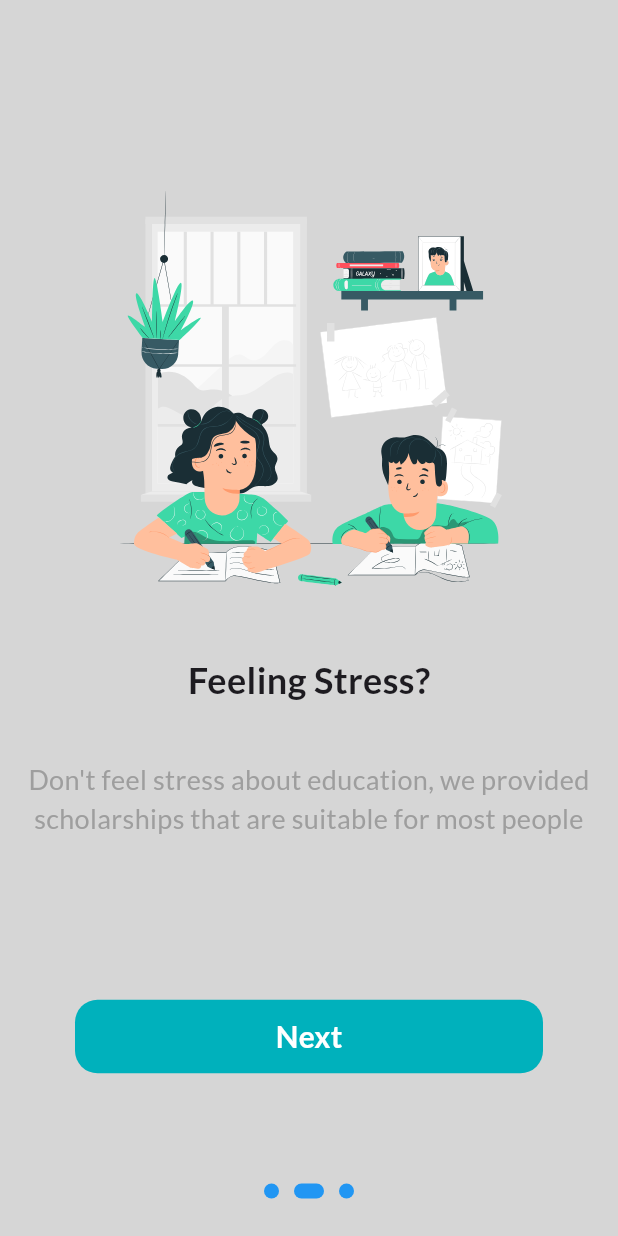
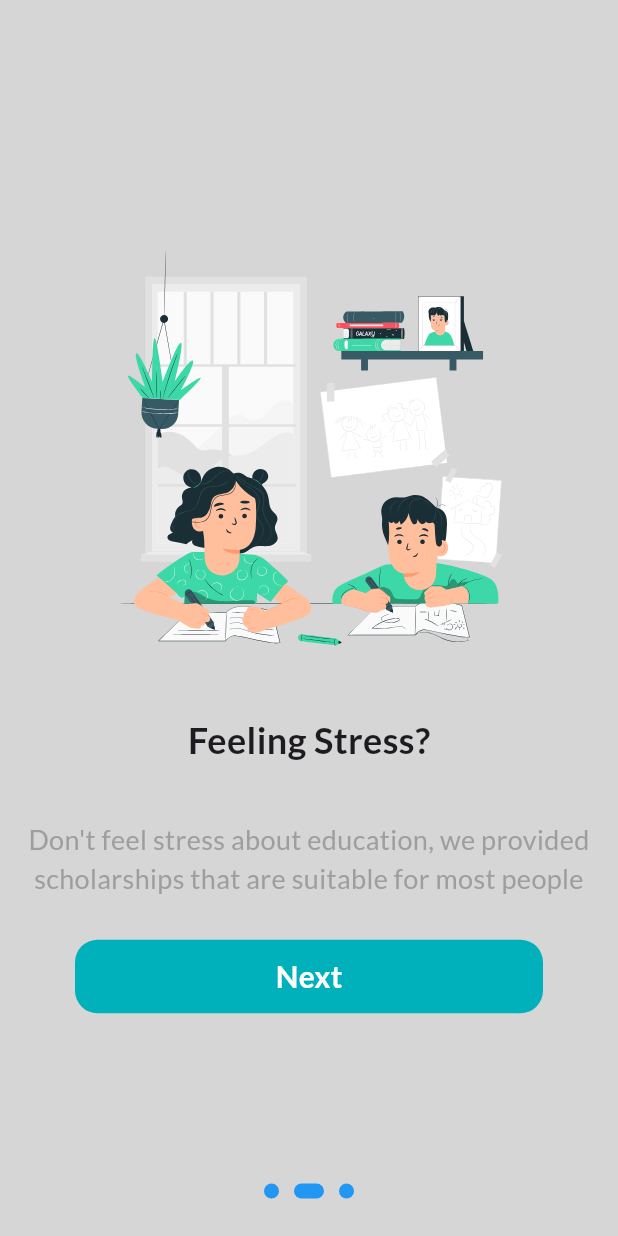
Before and after one commit to walterlee6/mae_scholarship, a Flutter app: the screen it shows after launch, after a tap on "Next", on a phone screen of 412 x 824 dp. Run offline on Flutter 3.47's test engine with Material 3 defaults, Android fonts, the phone set to English and light mode, and no system bars; drawn by our look-alikes of lottie; our stand-ins replace cloud_firestore, firebase_auth, firebase_core, fl_chart; accounts and stored records are empty; project files that could hold a hidden picture were left out.

Commit message:
made some changes

```diff
--- a/lib/landings/intro_landing.dart
+++ b/lib/landings/intro_landing.dart
@@ -28,7 +28,7 @@ class _IntroLandingPageState extends State<IntroLandingPage> {
     super.dispose();
   }
 
-  void userLogin() {
+  void handleLogin() {
     if (currentIndex == IntroLandingContent.contents.length - 1) {
       Navigator.push(
         context,
@@ -91,9 +91,9 @@ class _IntroLandingPageState extends State<IntroLandingPage> {
                                 ),
                               ),
                             ),
-                            SizedBox(height: 100),
+                            SizedBox(height: 20),
                             MyButton(
-                              onTap: userLogin,
+                              onTap: handleLogin,
                               text: currentIndex ==
                                       IntroLandingContent.contents.length - 1
                                   ? "Continue"
--- a/lib/modal/content_modal.dart
+++ b/lib/modal/content_modal.dart
@@ -25,7 +25,8 @@ class IntroLandingContent {
     IntroLandingContent(
       image: 'assets/Lottie/student_onboarding_p3.json',
       title: 'Start Your Scholarship',
-      description: 'We provided comprehensive scholarship sources in Malaysia',
+      description:
+          'We provided comprehensive scholarship sources for students who study in Malaysia',
     ),
   ];
 }
--- a/lib/pages/auth_page.dart
+++ b/lib/pages/auth_page.dart
@@ -1,7 +1,6 @@
 import 'package:cloud_firestore/cloud_firestore.dart';
 import 'package:firebase_auth/firebase_auth.dart';
 import 'package:flutter/material.dart';
-import 'package:scholarship_application/landings/register_landing.dart';
 import 'package:scholarship_application/pages/chart.dart';
 import 'package:scholarship_application/pages/home_page.dart';
 import 'package:scholarship_application/pages/login_or_register_page.dart';
--- a/lib/pages/login_or_register_page.dart
+++ b/lib/pages/login_or_register_page.dart
@@ -1,5 +1,4 @@
 import 'package:flutter/material.dart';
-import 'package:scholarship_application/landings/register_landing.dart';
 import 'package:scholarship_application/pages/login_page.dart';
 import 'package:scholarship_application/pages/register_page.dart';
 
--- a/lib/pages/register_page.dart
+++ b/lib/pages/register_page.dart
@@ -4,7 +4,6 @@ import 'package:lottie/lottie.dart';
 import 'package:scholarship_application/components/role_option_card.dart';
 import 'package:scholarship_application/components/my_button.dart';
 import 'package:scholarship_application/components/my_textfield.dart';
-import 'package:scholarship_application/landings/register_landing.dart';
 import 'package:scholarship_application/pages/auth_page.dart';
 import 'package:scholarship_application/pages/login_page.dart';
 import 'package:scholarship_application/utils/colors.dart';
```
Also changed, not shown: lib/landings/register_landing.dart (deleted, +0 -99 lines).
